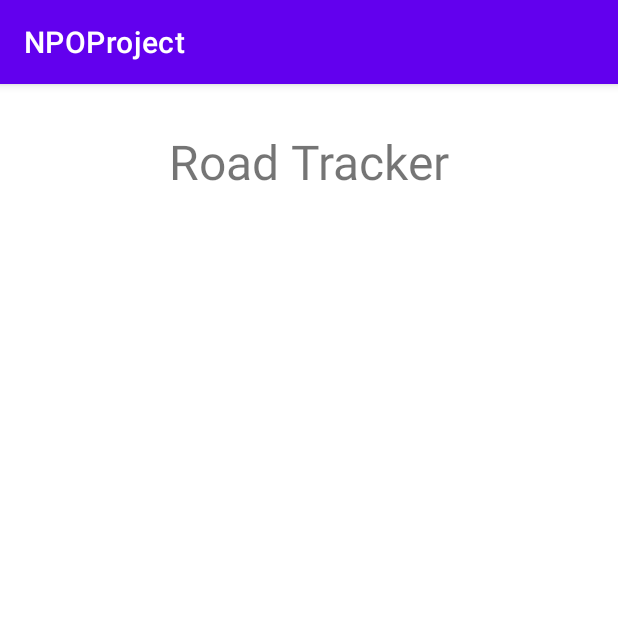
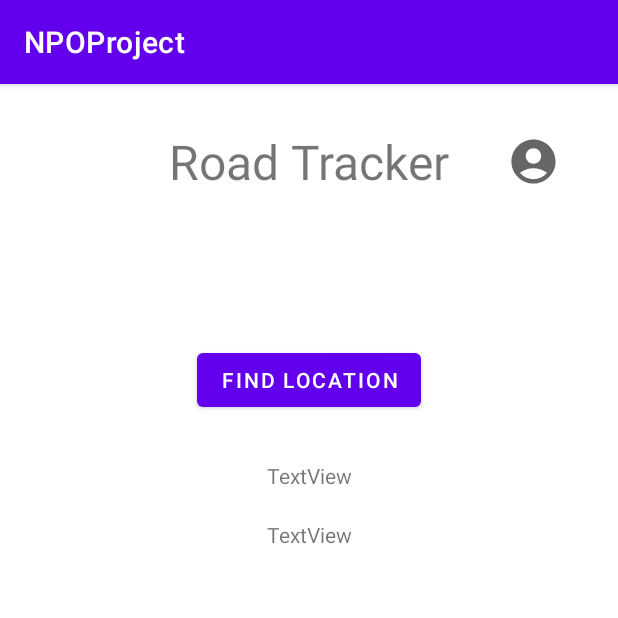
Before and after one commit to Kristav-ghoost/Big-data-2022, an Android app: the MainActivity screen opened directly, with no data from a screen before it, on a phone screen of 412 x 824 dp, the top half of it. Run offline under Robolectric (Android 15) with nearby library versions, the phone set to English and light mode, and no system bars.

Commit message:
Dodal izpis trenutne lokacije

```diff
--- a/NPO/app/build.gradle
+++ b/NPO/app/build.gradle
@@ -36,7 +36,6 @@ android {
 }
 
 dependencies {
-
     implementation 'androidx.core:core-ktx:1.7.0'
     implementation 'androidx.appcompat:appcompat:1.4.1'
     implementation 'com.google.android.material:material:1.6.0'
@@ -54,4 +53,5 @@ dependencies {
     implementation 'com.github.kittinunf.fuel:fuel-android:2.3.1' //Android
     implementation 'com.github.kittinunf.fuel:fuel-gson:2.3.1' //Fuel Gson
     implementation 'com.google.code.gson:gson:2.8.9' //Gson
+    implementation 'com.google.android.gms:play-services-location:19.0.1' //Location
 }
--- a/NPO/app/src/main/AndroidManifest.xml
+++ b/NPO/app/src/main/AndroidManifest.xml
@@ -2,6 +2,9 @@
 <manifest xmlns:android="http://schemas.android.com/apk/res/android"
     package="com.example.npoproject">
 
+    <uses-permission android:name="android.permission.ACCESS_FINE_LOCATION"/>
+    <uses-permission android:name="android.permission.ACCESS_BACKGROUND_LOCATION"/>
+    <uses-permission android:name="android.permission.ACCESS_COARSE_LOCATION"/>
     <uses-permission android:name="android.permission.INTERNET" />
 
     <application
--- a/NPO/app/src/main/java/com/example/npoproject/Login.kt
+++ b/NPO/app/src/main/java/com/example/npoproject/Login.kt
@@ -73,7 +73,7 @@ class Login : AppCompatActivity() {
                     app.saveID(id_post)
                     app.saveEmail(email_post)
                     app.saveV(v_post)
-                    val intent = Intent(this, Dashboard::class.java)
+                    val intent = Intent(this, MainActivity::class.java)
                     startActivity(intent)
                 }
                 else if (status_code == 401){
--- /dev/null
+++ b/NPO/app/src/main/res/drawable/ic_account.xml
@@ -0,0 +1,10 @@
+<vector xmlns:android="http://schemas.android.com/apk/res/android"
+    android:width="35dp"
+    android:height="35dp"
+    android:viewportWidth="24"
+    android:viewportHeight="24"
+    android:tint="?attr/colorControlNormal">
+  <path
+      android:fillColor="@android:color/white"
+      android:pathData="M12,2C6.48,2 2,6.48 2,12s4.48,10 10,10s10,-4.48 10,-10S17.52,2 12,2zM12,6c1.93,0 3.5,1.57 3.5,3.5S13.93,13 12,13s-3.5,-1.57 -3.5,-3.5S10.07,6 12,6zM12,20c-2.03,0 -4.43,-0.82 -6.14,-2.88C7.55,15.8 9.68,15 12,15s4.45,0.8 6.14,2.12C16.43,19.18 14.03,20 12,20z"/>
+</vector>
--- a/NPO/app/src/main/res/layout/activity_main.xml
+++ b/NPO/app/src/main/res/layout/activity_main.xml
@@ -17,4 +17,45 @@
         app:layout_constraintStart_toStartOf="parent"
         app:layout_constraintTop_toTopOf="parent" />
 
+    <ImageView
+        android:id="@+id/account"
+        android:layout_width="wrap_content"
+        android:layout_height="wrap_content"
+        android:layout_marginTop="34dp"
+        app:layout_constraintEnd_toEndOf="parent"
+        app:layout_constraintStart_toEndOf="@+id/textView"
+        app:layout_constraintTop_toTopOf="parent"
+        app:srcCompat="@drawable/ic_account" />
+
+    <Button
+        android:id="@+id/button"
+        android:layout_width="wrap_content"
+        android:layout_height="wrap_content"
+        android:text="Find Location"
+        android:layout_marginTop="100dp"
+        app:layout_constraintEnd_toEndOf="parent"
+        app:layout_constraintStart_toStartOf="parent"
+        app:layout_constraintTop_toBottomOf="@+id/textView" />
+
+    <TextView
+        android:id="@+id/lat"
+        android:layout_width="wrap_content"
+        android:layout_height="wrap_content"
+        android:text="TextView"
+        android:layout_marginTop="30dp"
+        app:layout_constraintEnd_toEndOf="parent"
+        app:layout_constraintStart_toStartOf="parent"
+        app:layout_constraintTop_toBottomOf="@+id/button" />
+
+    <TextView
+        android:id="@+id/lon"
+        android:layout_width="wrap_content"
+        android:layout_height="wrap_content"
+        android:text="TextView"
+        android:layout_marginTop="20dp"
+        app:layout_constraintEnd_toEndOf="parent"
+        app:layout_constraintStart_toStartOf="parent"
+        app:layout_constraintTop_toBottomOf="@+id/lat" />
+
+
 </androidx.constraintlayout.widget.ConstraintLayout>
```
Also changed, not shown: NPO/app/src/main/java/com/example/npoproject/MainActivity.kt (+96 -0 lines).
